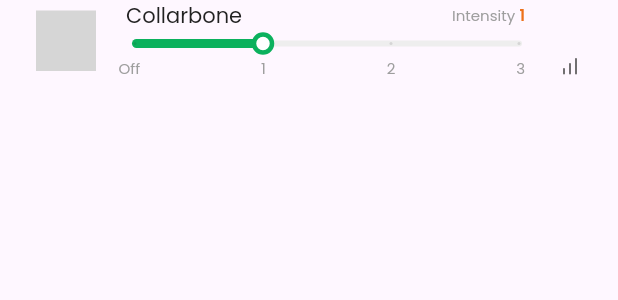
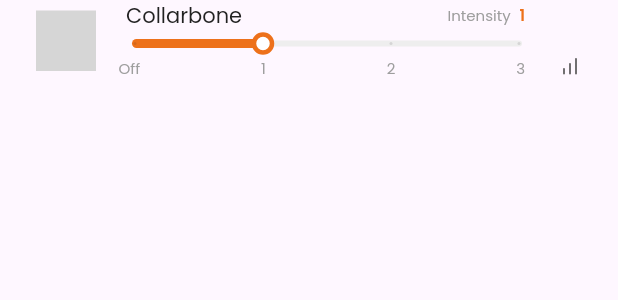
Before and after one commit to kwakdeung/lymphowear_remote_app, a Flutter app: the LymphoPartSliderWidget widget shown alone on an empty page, opened directly, on a phone screen of 412 x 824 dp. Shown: the top 300 px of the screen. Run offline on Flutter 3.47's test engine with Material 2 defaults, Android fonts, the phone set to English and light mode, and no system bars; our stand-ins replace flutter_local_notifications, flutter_native_timezone, flutter_svg, lottie, rxdart, timezone; grey boxes are pictures that could not be loaded.

Commit message:
lympho_part_slider.dart
*50 라인 너비 수정
*61 라인 슬라이더 라인 색 변경 - activeTrackColor 0xff0BB15D 색 변경
*64 라인 슬라이더 thumbColor 0xff0BB15D 색 변경

```diff
--- a/lib/components/home/lympho_part_slider.dart
+++ b/lib/components/home/lympho_part_slider.dart
@@ -47,7 +47,7 @@
           'Intensity',
           style: intensityText,
         ),
-        Container(width: 3),
+        Container(width: 6),
         showValue(),
       ],
     );
@@ -58,10 +58,10 @@
       data: SliderTheme.of(context).copyWith(
         trackHeight: 4.0,
         trackShape: const RoundedRectSliderTrackShape(),
-        activeTrackColor: const Color(0xff0BB15D),
+        activeTrackColor: const Color(0xffED711A),
         inactiveTrackColor: const Color(0xffEEEEEE),
         thumbShape: const CircleThumbShape(thumbRadius: 6),
-        thumbColor: const Color(0xff0BB15D),
+        thumbColor: const Color(0xffED711A),
         tickMarkShape: const RoundSliderTickMarkShape(),
         activeTickMarkColor: const Color(0xff212121).withOpacity(0.12),
         inactiveTickMarkColor: const Color(0xff212121).withOpacity(0.12),
```
